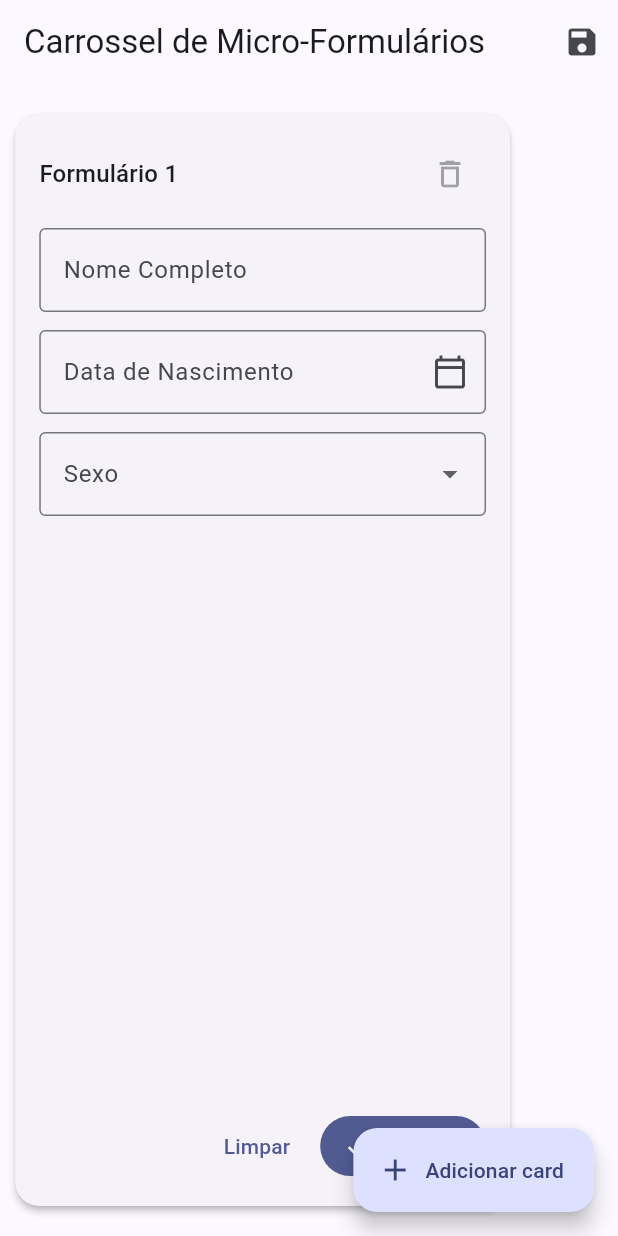
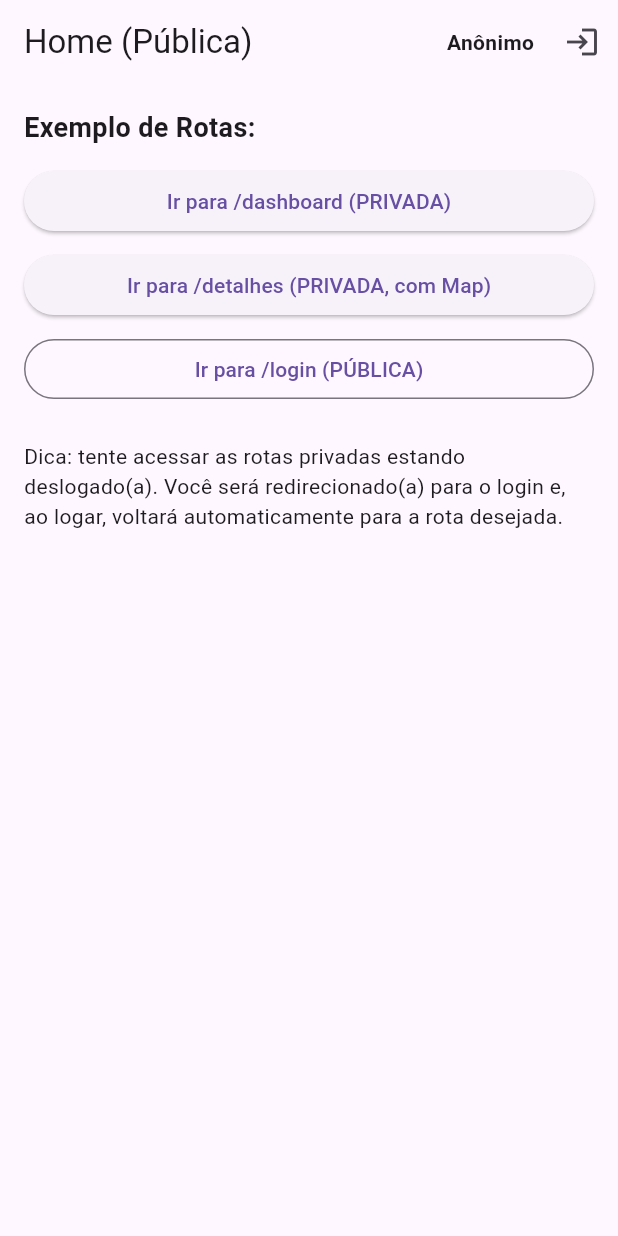
Before and after one commit to GuilhermeLimaUniRV/FlutterProject, a Flutter app: the screen it shows after launch, on a phone screen of 412 x 824 dp. Run offline on Flutter 3.47's test engine with Material 3 defaults, Android fonts, the light colour scheme and no system bars.

Commit message:
implementacao rotas

```diff
--- a/lib/main.dart
+++ b/lib/main.dart
@@ -4,350 +4,285 @@ void main() {
   runApp(const MyApp());
 }
 
+/// Simples "serviço" de autenticação para demo
+class AuthService extends ChangeNotifier {
+  bool _isLoggedIn = false;
+
+  bool get isLoggedIn => _isLoggedIn;
+
+  void login() {
+    _isLoggedIn = true;
+    notifyListeners();
+  }
+
+  void logout() {
+    _isLoggedIn = false;
+    notifyListeners();
+  }
+}
+
+// Singleton simples para acessar no onGenerateRoute
+final auth = AuthService();
+
 class MyApp extends StatelessWidget {
   const MyApp({super.key});
+
   @override
   Widget build(BuildContext context) {
+    return AnimatedBuilder(
+      animation: auth, // reconstrói quando login/logout mudar
+      builder: (context, _) {
         return MaterialApp(
-      title: 'Carrossel de Micro-Formulários',
-      theme: ThemeData(
-        colorScheme: ColorScheme.fromSeed(seedColor: Colors.indigo),
-        useMaterial3: true,
-      ),
-      home: const MicroFormsCarouselPage(),
+          title: 'Rotas Privadas Demo',
+          debugShowCheckedModeBanner: false,
+          initialRoute: '/',
+          onGenerateRoute: (settings) => AppRouter.generate(settings),
+        );
+      },
     );
   }
 }
 
-class MicroFormData {
-  final TextEditingController nameController;
-  DateTime? birthDate;
-  String? gender;
+class AppRouter {
+  static Route<dynamic> generate(RouteSettings settings) {
+    WidgetBuilder builder;
 
-  MicroFormData({String initialName = '', this.birthDate, this.gender})
-    : nameController = TextEditingController(text: initialName);
+    // Rotas privadas
+    final privateRoutes = <String>{
+      '/dashboard',
+      '/detalhes',
+    };
 
-  void dispose() {
-    nameController.dispose();
+    bool isPrivate = privateRoutes.contains(settings.name);
+
+    if (isPrivate && !auth.isLoggedIn) {
+      // Redireciona para login, preservando rota e argumentos desejados
+      builder = (_) => LoginPage(
+            redirectTo: settings.name!,
+            redirectArgs: settings.arguments,
+          );
+      return MaterialPageRoute(builder: builder, settings: const RouteSettings(name: '/login'));
+    }
+
+    switch (settings.name) {
+      case '/':
+        builder = (_) => const HomePage();
+        break;
+      case '/login':
+        final args = settings.arguments as Map<String, dynamic>?;
+        builder = (_) => LoginPage(
+              redirectTo: args != null ? args['redirectTo'] as String? : null,
+              redirectArgs: args != null ? args['redirectArgs'] : null,
+            );
+        break;
+      case '/dashboard':
+        builder = (_) => const DashboardPage();
+        break;
+      case '/detalhes':
+        builder = (_) => DetalhesPage(
+              // Esperamos um Map<String, dynamic> com os dados
+              dados: (settings.arguments ?? const <String, dynamic>{})
+                  as Map<String, dynamic>,
+            );
+        break;
+      default:
+        builder = (_) => const Scaffold(
+              body: Center(child: Text('Rota não encontrada')),
+            );
+    }
+
+    return MaterialPageRoute(builder: builder, settings: settings);
   }
 }
 
-class MicroFormsCarouselPage extends StatefulWidget {
-  const MicroFormsCarouselPage({super.key});
+class HomePage extends StatelessWidget {
+  const HomePage({super.key});
 
   @override
-  State<MicroFormsCarouselPage> createState() => _MicroFormsCarouselPageState();
+  Widget build(BuildContext context) {
+    final userData = {
+      'nomeCompleto': 'Ana Beatriz Souza',
+      'dataNascimento': '1995-07-21',
+      'telefone': '(11) 91234-5678',
+    };
+
+    return Scaffold(
+      appBar: AppBar(
+        title: const Text('Home (Pública)'),
+        actions: [
+          Padding(
+            padding: const EdgeInsets.only(right: 8),
+            child: Center(
+              child: Text(
+                auth.isLoggedIn ? 'Autenticado' : 'Anônimo',
+                style: const TextStyle(fontWeight: FontWeight.bold),
+              ),
+            ),
+          ),
+          IconButton(
+            icon: Icon(auth.isLoggedIn ? Icons.logout : Icons.login),
+            tooltip: auth.isLoggedIn ? 'Sair' : 'Entrar',
+            onPressed: () {
+              if (auth.isLoggedIn) {
+                auth.logout();
+                ScaffoldMessenger.of(context).showSnackBar(
+                  const SnackBar(content: Text('Logout realizado')),
+                );
+              } else {
+                Navigator.pushNamed(context, '/login');
               }
-
-class _MicroFormsCarouselPageState extends State<MicroFormsCarouselPage> {
-  final _pageController = PageController(viewportFraction: 0.85);
-  final List<GlobalKey<FormState>> _formKeys = [];
-  final List<MicroFormData> _forms = [];
-
-  @override
-  void initState() {
-    super.initState();
-    _addForm(); // começa com um card
-  }
-
-  @override
-  void dispose() {
-    _pageController.dispose();
-    for (final f in _forms) {
-      f.dispose();
-    }
-    super.dispose();
-  }
-
-  void _addForm() {
-    setState(() {
-      _forms.add(MicroFormData(gender: null));
-      _formKeys.add(GlobalKey<FormState>());
-      // anima para o último card após adicionar
-      Future.microtask(() {
-        if (_forms.length > 1) {
-          _pageController.animateToPage(
-            _forms.length - 1,
-            duration: const Duration(milliseconds: 300),
-            curve: Curves.easeOut,
+            },
+          ),
+        ],
+      ),
+      body: ListView(
+        padding: const EdgeInsets.all(16),
+        children: [
+          const Text(
+            'Exemplo de Rotas:',
+            style: TextStyle(fontSize: 18, fontWeight: FontWeight.bold),
+          ),
+          const SizedBox(height: 12),
+          ElevatedButton(
+            onPressed: () {
+              Navigator.pushNamed(context, '/dashboard');
+            },
+            child: const Text('Ir para /dashboard (PRIVADA)'),
+          ),
+          const SizedBox(height: 8),
+          ElevatedButton(
+            onPressed: () {
+              Navigator.pushNamed(
+                context,
+                '/detalhes',
+                arguments: userData, // Passando o Map na navegação
               );
-        }
-      });
-    });
-  }
-
-  void _removeForm(int index) {
-    if (_forms.length == 1) return; // mantém pelo menos um
-    setState(() {
-      _forms[index].dispose();
-      _forms.removeAt(index);
-      _formKeys.removeAt(index);
-    });
-  }
-
-  Future<void> _pickDate(int index) async {
-    final now = DateTime.now();
-    final initial =
-        _forms[index].birthDate ??
-        DateTime(now.year - 18, now.month, now.day); // sugestão inicial
-    final picked = await showDatePicker(
-      context: context,
-      initialDate: initial,
-      firstDate: DateTime(1900, 1, 1),
-      lastDate: now,
-      helpText: 'Selecione a Data de Nascimento',
-      fieldLabelText: 'Data',
-      cancelText: 'Cancelar',
-      confirmText: 'OK',
+            },
+            child: const Text('Ir para /detalhes (PRIVADA, com Map)'),
+          ),
+          const SizedBox(height: 8),
+          OutlinedButton(
+            onPressed: () {
+              Navigator.pushNamed(context, '/login');
+            },
+            child: const Text('Ir para /login (PÚBLICA)'),
+          ),
+          const SizedBox(height: 24),
+          const Text(
+            'Dica: tente acessar as rotas privadas estando deslogado(a). '
+            'Você será redirecionado(a) para o login e, ao logar, voltará '
+            'automaticamente para a rota desejada.',
+          ),
+        ],
+      ),
     );
-    if (picked != null) {
-      setState(() {
-        _forms[index].birthDate = picked;
-      });
   }
 }
 
-  String _formatDate(DateTime? d) {
-    if (d == null) return '';
-    return '${d.day.toString().padLeft(2, '0')}/${d.month.toString().padLeft(2, '0')}/${d.year}';
-  }
+class LoginPage extends StatelessWidget {
+  const LoginPage({super.key, this.redirectTo, this.redirectArgs});
 
-  void _saveAll() {
-    // Valida todos os forms visíveis
-    bool allValid = true;
-    for (int i = 0; i < _formKeys.length; i++) {
-      final ok = _formKeys[i].currentState?.validate() ?? false;
-      allValid = allValid && ok;
-    }
-    if (!allValid) {
-      ScaffoldMessenger.of(context).showSnackBar(
-        const SnackBar(content: Text('Corrija os erros antes de salvar.')),
-      );
-      return;
-    }
-
-    // Coleta dados
-    final collected = _forms.map((f) {
-      return {
-        'nomeCompleto': f.nameController.text.trim(),
-        'dataNascimento': f.birthDate?.toIso8601String(),
-        'sexo': f.gender,
-      };
-    }).toList();
-
-    // Exemplo: mostra no console e no SnackBar
-    // Em app real, você pode enviar para API, salvar local, etc.
-    // ignore: avoid_print
-    print(collected);
-    ScaffoldMessenger.of(context).showSnackBar(
-      SnackBar(
-        content: Text('Foram salvos ${collected.length} micro-formulários.'),
-      ),
-    );
-  }
+  final String? redirectTo;
+  final Object? redirectArgs;
 
   @override
   Widget build(BuildContext context) {
-    final cardWidth = MediaQuery.of(context).size.width * 0.82;
-
     return Scaffold(
-      appBar: AppBar(
-        title: const Text('Carrossel de Micro-Formulários'),
-        actions: [
-          IconButton(
-            tooltip: 'Salvar tudo',
-            onPressed: _saveAll,
-            icon: const Icon(Icons.save),
-          ),
-        ],
-      ),
-      floatingActionButton: FloatingActionButton.extended(
-        onPressed: _addForm,
-        label: const Text('Adicionar card'),
-        icon: const Icon(Icons.add),
-      ),
-      body: Padding(
-        padding: const EdgeInsets.symmetric(vertical: 16),
-        child: PageView.builder(
-          controller: _pageController,
-          itemCount: _forms.length,
-          padEnds: false,
-          itemBuilder: (context, index) {
-            final data = _forms[index];
-            return AnimatedBuilder(
-              animation: _pageController,
-              builder: (context, child) {
-                // Efeito sutil de escala no carrossel
-                double scale = 1.0;
-                if (_pageController.position.haveDimensions) {
-                  final page =
-                      _pageController.page ??
-                      _pageController.initialPage.toDouble();
-                  final diff = (page - index).abs();
-                  scale = (1 - (diff * 0.06)).clamp(0.92, 1.0);
-                }
-                return Center(
-                  child: Transform.scale(scale: scale, child: child),
-                );
-              },
-              child: SizedBox(
-                width: cardWidth,
-                child: Card(
-                  elevation: 2,
-                  shape: RoundedRectangleBorder(
-                    borderRadius: BorderRadius.circular(16),
-                  ),
+      appBar: AppBar(title: const Text('Login (Pública)')),
+      body: Center(
         child: Padding(
           padding: const EdgeInsets.all(16),
-                    child: Form(
-                      key: _formKeys[index],
           child: Column(
-                        crossAxisAlignment: CrossAxisAlignment.stretch,
+            mainAxisSize: MainAxisSize.min,
             children: [
-                          // Cabeçalho do card
-                          Row(
-                            children: [
-                              Expanded(
-                                child: Text(
-                                  'Formulário ${index + 1}',
-                                  style: Theme.of(
+              const Text('Simulação de Login'),
+              const SizedBox(height: 12),
+              ElevatedButton.icon(
+                icon: const Icon(Icons.lock_open),
+                label: const Text('Entrar'),
+                onPressed: () {
+                  auth.login();
+                  ScaffoldMessenger.of(context).showSnackBar(
+                    const SnackBar(content: Text('Login realizado')),
+                  );
+
+                  // Se havia rota alvo, volta para ela
+                  if (redirectTo != null) {
+                    Navigator.pushReplacementNamed(
                       context,
-                                  ).textTheme.titleMedium,
-                                ),
-                              ),
-                              IconButton(
-                                tooltip: _forms.length == 1
-                                    ? 'Não pode remover o único card'
-                                    : 'Remover este card',
-                                onPressed: _forms.length == 1
-                                    ? null
-                                    : () => _removeForm(index),
-                                icon: const Icon(Icons.delete_outline),
-                              ),
-                            ],
-                          ),
-                          const SizedBox(height: 12),
-
-                          // Nome Completo
-                          TextFormField(
-                            controller: data.nameController,
-                            decoration: const InputDecoration(
-                              labelText: 'Nome Completo',
-                              hintText: 'Digite o nome completo',
-                              border: OutlineInputBorder(),
-                            ),
-                            textInputAction: TextInputAction.next,
-                            validator: (value) {
-                              if (value == null || value.trim().isEmpty) {
-                                return 'Informe o nome completo';
-                              }
-                              if (value.trim().length < 3) {
-                                return 'Nome muito curto';
-                              }
-                              return null;
-                            },
-                          ),
-                          const SizedBox(height: 12),
-
-                          // Data de Nascimento (sem pacotes externos)
-                          GestureDetector(
-                            onTap: () => _pickDate(index),
-                            child: AbsorbPointer(
-                              child: TextFormField(
-                                decoration: const InputDecoration(
-                                  labelText: 'Data de Nascimento',
-                                  hintText: 'DD/MM/AAAA',
-                                  border: OutlineInputBorder(),
-                                  suffixIcon: Icon(
-                                    Icons.calendar_today_outlined,
-                                  ),
-                                ),
-                                controller: TextEditingController(
-                                  text: _formatDate(data.birthDate),
-                                ),
-                                validator: (_) {
-                                  if (data.birthDate == null) {
-                                    return 'Selecione a data';
-                                  }
-                                  return null;
-                                },
-                              ),
-                            ),
-                          ),
-                          const SizedBox(height: 12),
-
-                          // Sexo (Homem/Mulher)
-                          DropdownButtonFormField<String>(
-                            value: data.gender,
-                            decoration: const InputDecoration(
-                              labelText: 'Sexo',
-                              border: OutlineInputBorder(),
-                            ),
-                            items: const [
-                              DropdownMenuItem(
-                                value: 'Homem',
-                                child: Text('Homem'),
-                              ),
-                              DropdownMenuItem(
-                                value: 'Mulher',
-                                child: Text('Mulher'),
-                              ),
-                            ],
-                            onChanged: (v) => setState(() => data.gender = v),
-                            validator: (v) {
-                              if (v == null || v.isEmpty) {
-                                return 'Selecione uma opção';
-                              }
-                              return null;
-                            },
-                          ),
-                          const Spacer(),
-
-                          // Ações do card (opcional)
-                          Row(
-                            mainAxisAlignment: MainAxisAlignment.end,
-                            children: [
-                              TextButton(
-                                onPressed: () {
-                                  // limpa apenas este card
-                                  setState(() {
-                                    data.nameController.clear();
-                                    data.birthDate = null;
-                                    data.gender = null;
-                                  });
-                                },
-                                child: const Text('Limpar'),
-                              ),
-                              const SizedBox(width: 8),
-                              FilledButton.icon(
-                                onPressed: () {
-                                  final valid =
-                                      _formKeys[index].currentState
-                                          ?.validate() ??
-                                      false;
-                                  if (valid) {
-                                    ScaffoldMessenger.of(context).showSnackBar(
-                                      SnackBar(
-                                        content: Text(
-                                          'Card ${index + 1} válido.',
-                                        ),
-                                      ),
+                      redirectTo!,
+                      arguments: redirectArgs,
                     );
+                  } else {
+                    Navigator.pushReplacementNamed(context, '/');
                   }
                 },
-                                icon: const Icon(Icons.check),
-                                label: const Text('Validar'),
-                              ),
-                            ],
               ),
             ],
           ),
         ),
       ),
+    );
+  }
+}
+
+class DashboardPage extends StatelessWidget {
+  const DashboardPage({super.key});
+
+  @override
+  Widget build(BuildContext context) {
+    return Scaffold(
+      appBar: AppBar(
+        title: const Text('Dashboard (Privada)'),
+        actions: [
+          IconButton(
+            icon: const Icon(Icons.logout),
+            onPressed: () {
+              auth.logout();
+              Navigator.pushNamedAndRemoveUntil(context, '/', (route) => false);
+            },
           ),
+        ],
+      ),
+      body: const Center(
+        child: Text('Bem-vindo(a) ao Dashboard!'),
       ),
     );
+  }
+}
+
+class DetalhesPage extends StatelessWidget {
+  const DetalhesPage({super.key, required this.dados});
+
+  final Map<String, dynamic> dados;
+
+  @override
+  Widget build(BuildContext context) {
+    final nome = dados['nomeCompleto'] ?? '—';
+    final nascimento = dados['dataNascimento'] ?? '—';
+    final telefone = dados['telefone'] ?? '—';
+
+    return Scaffold(
+      appBar: AppBar(
+        title: const Text('Detalhes (Privada, com Map)'),
+        actions: [
+          IconButton(
+            icon: const Icon(Icons.logout),
+            onPressed: () {
+              auth.logout();
+              Navigator.pushNamedAndRemoveUntil(context, '/', (route) => false);
             },
+          ),
+        ],
+      ),
+      body: Padding(
+        padding: const EdgeInsets.all(16),
+        child: Card(
+          child: ListTile(
+            title: Text(nome.toString()),
+            subtitle: Text('Nascimento: $nascimento\nTelefone: $telefone'),
+            leading: const Icon(Icons.person),
+          ),
         ),
       ),
     );
--- /dev/null
+++ b/lib/telaInicial.dart
@@ -0,0 +1,14 @@
+import 'package:flutter/material.dart';
+import 'package:novoprojeto/telaHome.dart';
+
+class TelaIncial extends StatelessWidget {
+  const TelaIncial({super.key});
+
+  @override
+  Widget build(BuildContext context) {
+    return MaterialApp(
+      theme: ThemeData(primarySwatch: Colors.red, useMaterial3: false),
+      home: Home(),
+    );
+  }
+}
```
Also changed, not shown: lib/bemVindo.dart (deleted, +0 -10 lines), lib/primeiraTela.dart (deleted, +0 -138 lines), lib/telaHome.dart (added, +34 -0 lines). Lines whose indentation alone changed are shown as unchanged.
